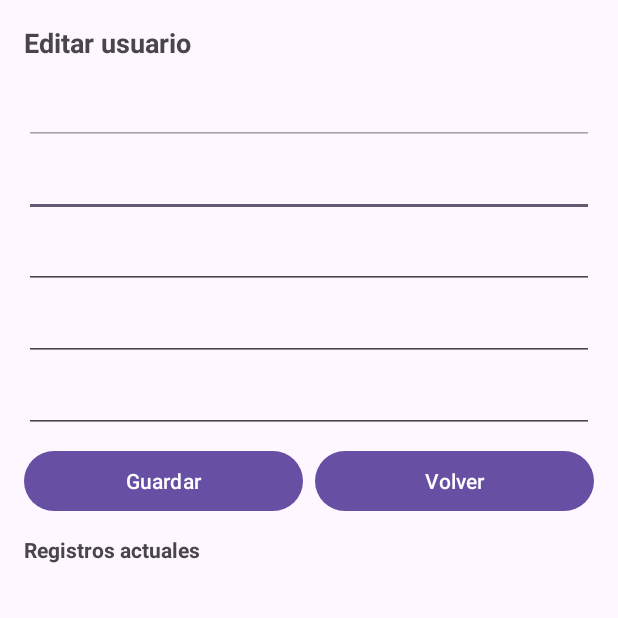
After one commit to DeringSalazar/HotelSync, an Android app: the EditarUsuario screen opened directly, with no data from a screen before it, on a phone screen of 412 x 824 dp, the top half of it. The commit adds this screen. Run offline under Robolectric (Android 15) with nearby library versions, the phone set to English and light mode, and no system bars; 4 statements that could not run were skipped.

Commit message:
Cambios en el boton editar

```diff
--- a/app/src/main/AndroidManifest.xml
+++ b/app/src/main/AndroidManifest.xml
@@ -11,6 +11,9 @@
         android:roundIcon="@mipmap/ic_launcher_round"
         android:supportsRtl="true"
         android:theme="@style/Theme.HotelSync">
+        <activity
+            android:name=".EditarUsuario"
+            android:exported="false" />
         <activity
             android:name=".Usuarios"
             android:exported="false" />
--- /dev/null
+++ b/app/src/main/java/com/example/hotelsync/EditarUsuario.java
@@ -0,0 +1,132 @@
+package com.example.hotelsync;
+
+import android.content.ContentValues;
+import android.content.Intent;
+import android.database.Cursor;
+import android.database.sqlite.SQLiteDatabase;
+import android.os.Bundle;
+import android.view.View;
+import android.widget.*;
+import androidx.appcompat.app.AppCompatActivity;
+
+import java.util.ArrayList;
+
+public class EditarUsuario extends AppCompatActivity {
+
+    EditText edtCedulaEdit, edtNombreEdit, edtApellidoEdit, edtTelefonoEdit, edtCorreoEdit;
+    Button btnGuardar, btnCancelar;
+    ListView listViewEditUsuarios;
+
+    ArrayList<Vista> listaUsuarios;
+    UsuariosAdapter adaptador;
+
+    DBGestion admin;
+    SQLiteDatabase basedatos;
+    String cedulaOriginal;
+    String rol;
+
+    @Override
+    protected void onCreate(Bundle savedInstanceState) {
+        super.onCreate(savedInstanceState);
+        setContentView(R.layout.activity_editar_usuario);
+
+        // ----- INICIALIZAR COMPONENTES -----
+        edtCedulaEdit = findViewById(R.id.edtCedulaEdit);
+        edtNombreEdit = findViewById(R.id.edtNombreEdit);
+        edtApellidoEdit = findViewById(R.id.edtApellidoEdit);
+        edtTelefonoEdit = findViewById(R.id.edtTelefonoEdit);
+        edtCorreoEdit = findViewById(R.id.edtCorreoEdit);
+
+        btnGuardar = findViewById(R.id.btnGuardar);
+        btnCancelar = findViewById(R.id.btnCancelar);
+        listViewEditUsuarios = findViewById(R.id.listViewEditUsuarios);
+
+        listaUsuarios = new ArrayList<>();
+        adaptador = new UsuariosAdapter(this, listaUsuarios);
+        listViewEditUsuarios.setAdapter(adaptador);
+
+        admin = new DBGestion(this, "BaseDatos", null, 1);
+        basedatos = admin.getWritableDatabase();
+
+        cedulaOriginal = getIntent().getStringExtra("cedula");
+        rol = getIntent().getStringExtra("rol");
+        String nombre = getIntent().getStringExtra("nombre");
+        String apellido = getIntent().getStringExtra("apellido");
+        String telefono = getIntent().getStringExtra("telefono");
+        String correo = getIntent().getStringExtra("correo");
+
+        edtCedulaEdit.setText(cedulaOriginal);
+        edtCedulaEdit.setEnabled(false);
+        edtNombreEdit.setText(nombre);
+        edtApellidoEdit.setText(apellido);
+        edtTelefonoEdit.setText(telefono);
+        edtCorreoEdit.setText(correo);
+
+        cargarLista();
+        btnGuardar.setOnClickListener(v -> {
+            String nombreN = edtNombreEdit.getText().toString().trim();
+            String apellidoN = edtApellidoEdit.getText().toString().trim();
+            String telefonoN = edtTelefonoEdit.getText().toString().trim();
+            String correoN = edtCorreoEdit.getText().toString().trim();
+
+            if (nombreN.isEmpty() || apellidoN.isEmpty() ||
+                    telefonoN.isEmpty() || correoN.isEmpty()) {
+
+                Toast.makeText(this, "Todos los campos son obligatorios", Toast.LENGTH_SHORT).show();
+                return;
+            }
+
+            ContentValues cv = new ContentValues();
+            cv.put("nombre", nombreN);
+            cv.put("apellido", apellidoN);
+            cv.put("telefono", telefonoN);
+            cv.put("correo", correoN);
+
+            String tabla = rol.equals("empleado") ? "empleado" : "huesped";
+
+            int filas = basedatos.update(tabla, cv, "cedula=?", new String[]{cedulaOriginal});
+
+            if (filas > 0) {
+                Toast.makeText(this, "Actualizado correctamente", Toast.LENGTH_SHORT).show();
+                cargarLista();
+            } else {
+                Toast.makeText(this, "No se pudo actualizar", Toast.LENGTH_SHORT).show();
+            }
+        });
+    }
+
+    public void Volver(View view)  {
+        Intent intent = new Intent(this, Usuarios.class);
+        intent.putExtra("tipo", rol);
+        setResult(RESULT_OK, intent);
+        startActivity(intent);
+    }
+
+    private void cargarLista() {
+        listaUsuarios.clear();
+
+        String tabla = rol.equals("empleado") ? "empleado" : "huesped";
+
+        Cursor c = basedatos.rawQuery(
+                "SELECT cedula, nombre, apellido, telefono, correo FROM " + tabla,
+                null
+        );
+
+        if (c.moveToFirst()) {
+            do {
+                int ced = c.getInt(0);
+                String nombre = c.getString(1);
+                String apellido = c.getString(2);
+                int telefono = c.getInt(3);
+                String correo = c.getString(4);
+
+                int imagen = R.drawable.user_h;
+                Vista item = new Vista(ced, imagen, nombre, apellido, telefono, correo);
+                listaUsuarios.add(item);
+            } while (c.moveToNext());
+        }
+
+        c.close();
+        adaptador.notifyDataSetChanged();
+    }
+}
--- /dev/null
+++ b/app/src/main/res/layout/activity_editar_usuario.xml
@@ -0,0 +1,92 @@
+<?xml version="1.0" encoding="utf-8"?>
+<LinearLayout
+    xmlns:android="http://schemas.android.com/apk/res/android"
+    android:layout_width="match_parent"
+    android:layout_height="match_parent"
+    android:orientation="vertical"
+    android:padding="16dp">
+
+    <TextView
+        android:layout_width="wrap_content"
+        android:layout_height="wrap_content"
+        android:text="Editar usuario"
+        android:textStyle="bold"
+        android:textSize="18sp"
+        android:layout_marginBottom="8dp"/>
+
+    <EditText
+        android:id="@+id/edtCedulaEdit"
+        android:layout_width="match_parent"
+        android:layout_height="48dp"
+        android:text="Cédula"
+        android:padding="8dp"/>
+
+    <EditText
+        android:id="@+id/edtNombreEdit"
+        android:layout_width="match_parent"
+        android:layout_height="48dp"
+        android:text="Nombre"
+        android:padding="8dp"/>
+
+    <EditText
+        android:id="@+id/edtApellidoEdit"
+        android:layout_width="match_parent"
+        android:layout_height="48dp"
+        android:text="Apellido"
+        android:padding="8dp"/>
+
+    <EditText
+        android:id="@+id/edtTelefonoEdit"
+        android:layout_width="match_parent"
+        android:layout_height="48dp"
+        android:text="Teléfono"
+        android:inputType="phone"
+        android:padding="8dp"/>
+
+    <EditText
+        android:id="@+id/edtCorreoEdit"
+        android:layout_width="match_parent"
+        android:layout_height="48dp"
+        android:text="Correo"
+        android:inputType="textEmailAddress"
+        android:padding="8dp"/>
+
+    <LinearLayout
+        android:layout_width="match_parent"
+        android:layout_height="wrap_content"
+        android:orientation="horizontal"
+        android:layout_marginTop="8dp"
+        android:weightSum="2">
+
+        <Button
+            android:id="@+id/btnGuardar"
+            android:layout_width="0dp"
+            android:layout_height="48dp"
+            android:layout_weight="1"
+            android:text="Guardar" />
+
+        <Button
+            android:id="@+id/btnCancelar"
+            android:layout_width="0dp"
+            android:layout_height="48dp"
+            android:layout_marginStart="8dp"
+            android:layout_weight="1"
+            android:onClick="Volver"
+            android:text="Volver" />
+    </LinearLayout>
+
+    <TextView
+        android:layout_marginTop="12dp"
+        android:layout_width="wrap_content"
+        android:layout_height="wrap_content"
+        android:text="Registros actuales"
+        android:textStyle="bold"/>
+
+    <ListView
+        android:id="@+id/listViewEditUsuarios"
+        android:layout_width="match_parent"
+        android:layout_height="0dp"
+        android:layout_weight="1"
+        android:dividerHeight="1dp"
+        android:paddingTop="8dp" />
+</LinearLayout>
--- a/app/src/main/res/layout/activity_usuarios.xml
+++ b/app/src/main/res/layout/activity_usuarios.xml
@@ -261,6 +261,7 @@
                 android:layout_width="match_parent"
                 android:layout_height="48dp"
                 android:layout_marginBottom="12dp"
+                android:onClick="Volver"
                 android:text="@string/btnRegresar" />
 
             <TextView
```
Also changed, not shown: app/src/main/java/com/example/hotelsync/Usuarios.java (+33 -28 lines).
